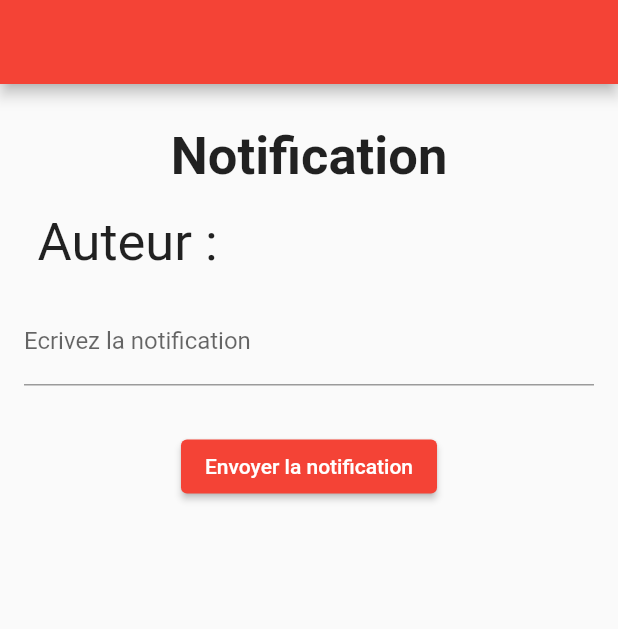
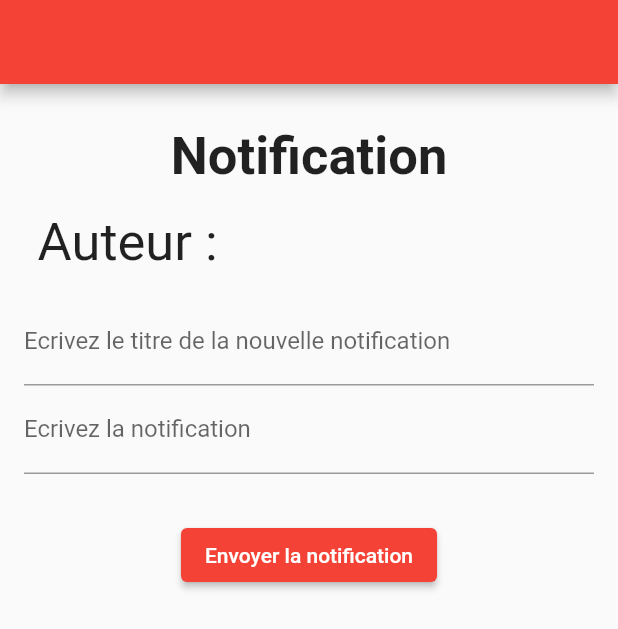
Before and after one commit to Sarah-Ab/Hackathon, a Flutter app: the CreateNotifPage screen opened directly with empty values, on a phone screen of 412 x 824 dp. Shown: the top 629 px of the screen. Run offline on Flutter 3.47's test engine with Material 2 defaults, Android fonts, the phone set to English and light mode, and no system bars; our stand-ins replace firebase_auth, firebase_core, firebase_database, firebase_messaging, flutter_swiper, form_field_validator; accounts and stored records are empty.

Commit message:
Create notification update

```diff
--- a/lib/createnotif.dart
+++ b/lib/createnotif.dart
@@ -29,9 +29,11 @@ import './mainpage.dart';
 
     final _formKey = GlobalKey<FormState>();
 
+    TextEditingController titleNController = TextEditingController(text: "");
     TextEditingController textController = TextEditingController(text: "");
 
 
+    String? titleN;
     String? text;
     String failResponse = "Connexion échouee. Reessayez!";
     bool showResponse = false;
@@ -80,6 +82,21 @@ import './mainpage.dart';
                   padding: const EdgeInsets.all(16),
                   child: Column(
                     children: [
+
+                      TextFormField(
+                        controller: titleNController,
+                        validator: (value) {
+                          if (value == null || value.isEmpty) {
+                            return 'Ecrivez le titre de la nouvelle notification';
+                          }
+                          return null;
+                        },
+                        onSaved: (titleN) => this.titleN = titleN,
+                        decoration: const InputDecoration(
+                          border: UnderlineInputBorder(),
+                          labelText: 'Ecrivez le titre de la nouvelle notification',
+                        ),
+                      ),
                       TextFormField(
                         controller: textController,
                         validator: (value) {
```
